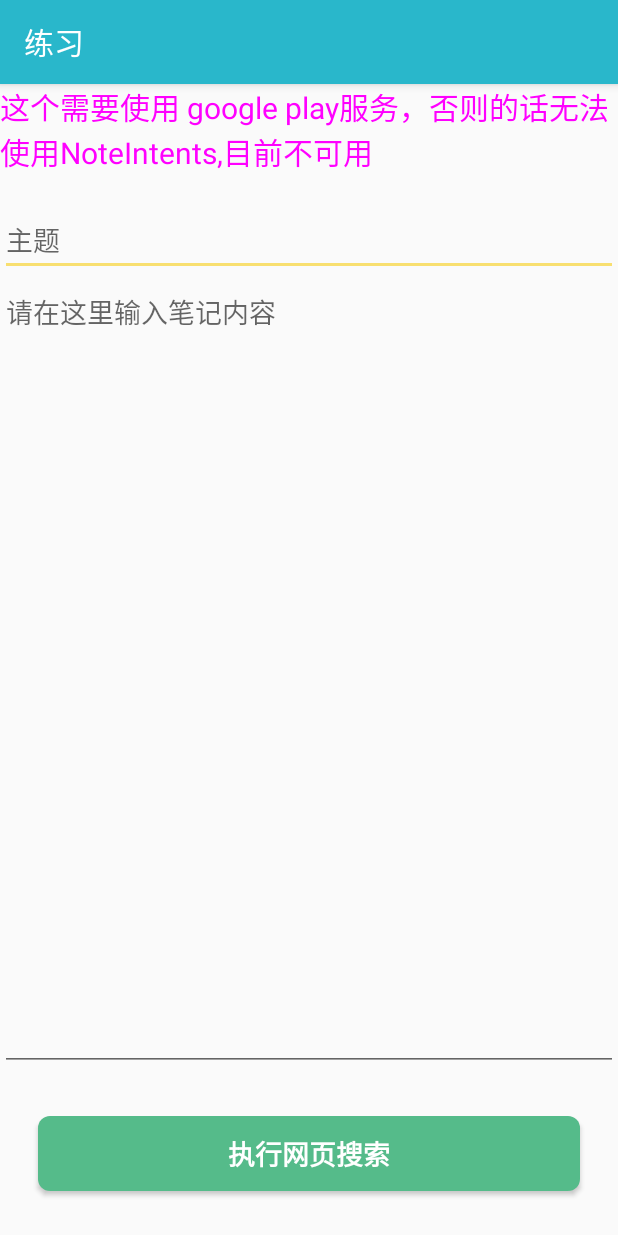
After one commit to SnailLxy/exercise, an Android app: the NewNoteIntentActivity screen opened directly, with no data from a screen before it, on a phone screen of 412 x 824 dp. The commit adds this screen. Run offline under Robolectric (Android 15) with nearby library versions, the phone set to English and light mode, and no system bars.

Commit message:
[练习]-添加搜索和创建笔记相关intent练习 功能： 添加在网页中搜索相关隐式intent使用练习，会打开浏览器 添加创建笔记相关隐式intent使用练习，该功能需要使用google play服务

```diff
--- a/app/src/main/AndroidManifest.xml
+++ b/app/src/main/AndroidManifest.xml
@@ -11,7 +11,6 @@
       android:roundIcon="@mipmap/ic_launcher_round"
       android:supportsRtl="true"
       android:theme="@style/AppTheme">
-    <activity android:name=".activity.commonintent.SearchMediaPlayIntentActivity"></activity>
     <activity
         android:name=".activity.MainActivity"
         android:theme="@style/ExerciseActivityTheme">
@@ -46,6 +45,8 @@
     <activity android:name=".activity.commonintent.MapIntentActivity" />
     <activity android:name=".activity.commonintent.ContactsIntentActivity" />
     <activity android:name=".activity.commonintent.ActionViewIntentActivity" />
+    <activity android:name=".activity.commonintent.NewNoteIntentActivity" />
+    <activity android:name=".activity.commonintent.SearchIntentActivity" />
 
     <provider
         android:name="androidx.core.content.FileProvider"
--- a/app/src/main/java/com/lixueyang/exercise/activity/commonintent/CommonIntentActivity.java
+++ b/app/src/main/java/com/lixueyang/exercise/activity/commonintent/CommonIntentActivity.java
@@ -50,7 +50,8 @@ public class CommonIntentActivity extends AppCompatActivity {
     binding.btnGotoContactsActivity.setOnClickListener(view -> ContactsIntentActivity.startContactsIntentActivity(this));
     binding.btnGotoMapActivity.setOnClickListener(view -> MapIntentActivity.startMapIntentActivity(this));
     binding.btnGotoActionViewIntentActivity.setOnClickListener(view -> ActionViewIntentActivity.startActionViewIntentActivity(this));
-    binding.btnGotoSearchMediaPlayIntentActivity.setOnClickListener(view -> SearchMediaPlayIntentActivity.startSearchMediaPlayIntentActivity(this));
+    binding.btnGotoSearchMediaPlayIntentActivity.setOnClickListener(view -> SearchIntentActivity.startSearchIntentActivity(this));
+    binding.btnGotoNewNoteIntentActivity.setOnClickListener(view -> NewNoteIntentActivity.startNewNoteIntentActivity(this));
   }
 
   /**
--- /dev/null
+++ b/app/src/main/java/com/lixueyang/exercise/activity/commonintent/NewNoteIntentActivity.java
@@ -0,0 +1,39 @@
+package com.lixueyang.exercise.activity.commonintent;
+
+import androidx.appcompat.app.AppCompatActivity;
+
+import android.app.Activity;
+import android.content.Intent;
+import android.os.Bundle;
+
+import com.lixueyang.exercise.databinding.ActivityNewNoteIntentBinding;
+
+/**
+ * 创建笔记intent
+ * 注：这个需要使用 google play服务，否则的话无法使用NoteIntents
+ */
+public class NewNoteIntentActivity extends AppCompatActivity {
+
+  private ActivityNewNoteIntentBinding binding;
+
+  public static void startNewNoteIntentActivity(Activity activity) {
+    Intent intent = new Intent(activity, NewNoteIntentActivity.class);
+    activity.startActivity(intent);
+  }
+
+  @Override
+  protected void onCreate(Bundle savedInstanceState) {
+    super.onCreate(savedInstanceState);
+    binding = ActivityNewNoteIntentBinding.inflate(getLayoutInflater());
+    setContentView(binding.getRoot());
+
+    binding.btnCreateNewNote.setOnClickListener(view -> {
+//      Intent intent = new Intent(NoteIntents.ACTION_CREATE_NOTE)
+//          .putExtra(NoteIntents.EXTRA_NAME, binding.etNewNoteTitle.getText())
+//          .putExtra(NoteIntents.EXTRA_TEXT, binding.etNewNoteContent.getText());
+//      if (intent.resolveActivity(getPackageManager()) != null) {
+//        startActivity(intent);
+//      }
+    });
+  }
+}
--- /dev/null
+++ b/app/src/main/res/layout/activity_new_note_intent.xml
@@ -0,0 +1,44 @@
+<?xml version="1.0" encoding="utf-8"?>
+<androidx.constraintlayout.widget.ConstraintLayout xmlns:android="http://schemas.android.com/apk/res/android"
+    xmlns:app="http://schemas.android.com/apk/res-auto"
+    xmlns:tools="http://schemas.android.com/tools"
+    android:layout_width="match_parent"
+    android:layout_height="match_parent"
+    tools:context=".activity.commonintent.NewNoteIntentActivity">
+
+  <TextView
+      android:id="@+id/tv_tip"
+      android:layout_width="match_parent"
+      android:layout_height="wrap_content"
+      android:text="这个需要使用 google play服务，否则的话无法使用NoteIntents,目前不可用"
+      android:textColor="#ff00ff"
+      android:textSize="20sp"
+      app:layout_constraintTop_toTopOf="parent" />
+
+  <EditText
+      android:id="@+id/et_new_note_title"
+      android:layout_width="match_parent"
+      android:layout_height="wrap_content"
+      android:hint="主题"
+      android:layout_marginTop="20dp"
+      app:layout_constraintTop_toBottomOf="@id/tv_tip" />
+
+  <EditText
+      android:id="@+id/et_new_note_content"
+      android:layout_width="match_parent"
+      android:layout_height="0dp"
+      android:layout_marginBottom="30dp"
+      android:gravity="top"
+      android:hint="请在这里输入笔记内容"
+      app:layout_constraintBottom_toTopOf="@+id/btn_create_new_note"
+      app:layout_constraintTop_toBottomOf="@id/et_new_note_title" />
+
+  <Button
+      android:id="@+id/btn_create_new_note"
+      style="@style/FeaturesButton"
+      android:layout_width="match_parent"
+      android:layout_height="50dp"
+      android:layout_marginBottom="30dp"
+      android:text="执行网页搜索"
+      app:layout_constraintBottom_toBottomOf="parent" />
+</androidx.constraintlayout.widget.ConstraintLayout>
--- a/app/src/main/res/values/strings.xml
+++ b/app/src/main/res/values/strings.xml
@@ -29,6 +29,7 @@
   <string name="exercise_map_intent">地图相关Intent</string>
   <string name="exercise_open_map">打开地图</string>
   <string name="exercise_action_view_intent">纯展示相关Intent</string>
-  <string name="exercise_search_media_play_intent">通过搜索音乐并播放的Intent</string>
+  <string name="exercise_search_intent">搜索相关的Intent</string>
+  <string name="exercise_new_note_intent">创建笔记相关的Intent</string>
 
 </resources>
```
Also changed, not shown: app/src/main/java/com/lixueyang/exercise/activity/commonintent/SearchIntentActivity.java (renamed from app/src/main/java/com/lixueyang/exercise/activity/commonintent/SearchMediaPlayIntentActivity.java, +22 -8 lines), app/src/main/res/layout/activity_common_intent.xml (+9 -1 lines), app/src/main/res/layout/activity_search_intent.xml (renamed from app/src/main/res/layout/activity_search_media_play_intent.xml, +11 -3 lines), 2 other files.
